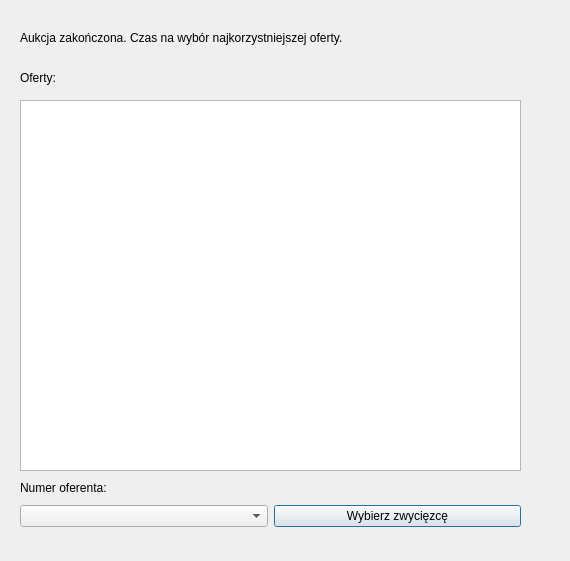
Above: klient/gui/wybierzzwyciezce.ui from dominikj/PKRY before the change. Below: the same form after it.
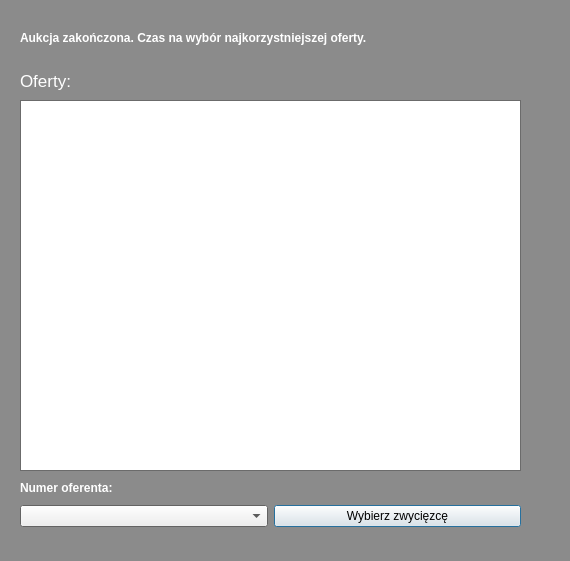
That is the form after the change.

Commit message: Naprawa interface`u

Diff of the .ui file:
```diff
--- a/klient/gui/wybierzzwyciezce.ui
+++ b/klient/gui/wybierzzwyciezce.ui
@@ -10,6 +10,97 @@
     <height>561</height>
    </rect>
   </property>
+  <property name="palette">
+   <palette>
+    <active>
+     <colorrole role="WindowText">
+      <brush brushstyle="SolidPattern">
+       <color alpha="255">
+        <red>255</red>
+        <green>255</green>
+        <blue>255</blue>
+       </color>
+      </brush>
+     </colorrole>
+     <colorrole role="Base">
+      <brush brushstyle="SolidPattern">
+       <color alpha="255">
+        <red>255</red>
+        <green>255</green>
+        <blue>255</blue>
+       </color>
+      </brush>
+     </colorrole>
+     <colorrole role="Window">
+      <brush brushstyle="SolidPattern">
+       <color alpha="255">
+        <red>139</red>
+        <green>139</green>
+        <blue>139</blue>
+       </color>
+      </brush>
+     </colorrole>
+    </active>
+    <inactive>
+     <colorrole role="WindowText">
+      <brush brushstyle="SolidPattern">
+       <color alpha="255">
+        <red>255</red>
+        <green>255</green>
+        <blue>255</blue>
+       </color>
+      </brush>
+     </colorrole>
+     <colorrole role="Base">
+      <brush brushstyle="SolidPattern">
+       <color alpha="255">
+        <red>255</red>
+        <green>255</green>
+        <blue>255</blue>
+       </color>
+      </brush>
+     </colorrole>
+     <colorrole role="Window">
+      <brush brushstyle="SolidPattern">
+       <color alpha="255">
+        <red>139</red>
+        <green>139</green>
+        <blue>139</blue>
+       </color>
+      </brush>
+     </colorrole>
+    </inactive>
+    <disabled>
+     <colorrole role="WindowText">
+      <brush brushstyle="SolidPattern">
+       <color alpha="255">
+        <red>190</red>
+        <green>190</green>
+        <blue>190</blue>
+       </color>
+      </brush>
+     </colorrole>
+     <colorrole role="Base">
+      <brush brushstyle="SolidPattern">
+       <color alpha="255">
+        <red>139</red>
+        <green>139</green>
+        <blue>139</blue>
+       </color>
+      </brush>
+     </colorrole>
+     <colorrole role="Window">
+      <brush brushstyle="SolidPattern">
+       <color alpha="255">
+        <red>139</red>
+        <green>139</green>
+        <blue>139</blue>
+       </color>
+      </brush>
+     </colorrole>
+    </disabled>
+   </palette>
+  </property>
   <property name="windowTitle">
    <string>Rozstrzygnij przetarg</string>
   </property>
@@ -22,6 +113,12 @@
      <height>16</height>
     </rect>
    </property>
+   <property name="font">
+    <font>
+     <weight>75</weight>
+     <bold>true</bold>
+    </font>
+   </property>
    <property name="text">
     <string>Aukcja zakończona. Czas na wybór najkorzystniejszej oferty.</string>
    </property>
@@ -44,10 +141,15 @@
     <rect>
      <x>20</x>
      <y>70</y>
-     <width>59</width>
-     <height>15</height>
+     <width>61</width>
+     <height>21</height>
     </rect>
    </property>
+   <property name="font">
+    <font>
+     <pointsize>13</pointsize>
+    </font>
+   </property>
    <property name="text">
     <string>Oferty:</string>
    </property>
@@ -61,6 +163,12 @@
      <height>16</height>
     </rect>
    </property>
+   <property name="font">
+    <font>
+     <weight>75</weight>
+     <bold>true</bold>
+    </font>
+   </property>
    <property name="text">
     <string>Numer oferenta:</string>
    </property>
```
The commit also changes 4 other files.
